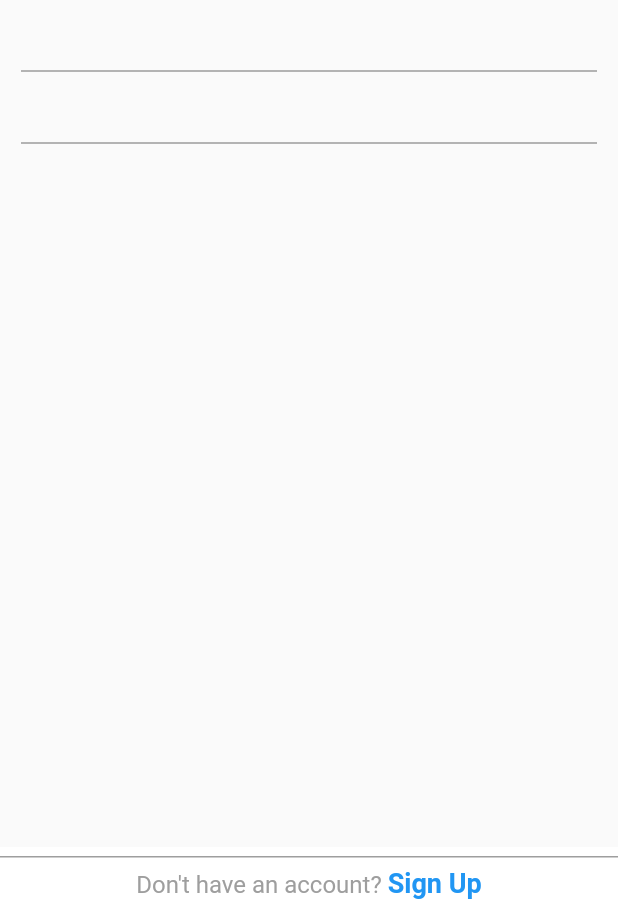
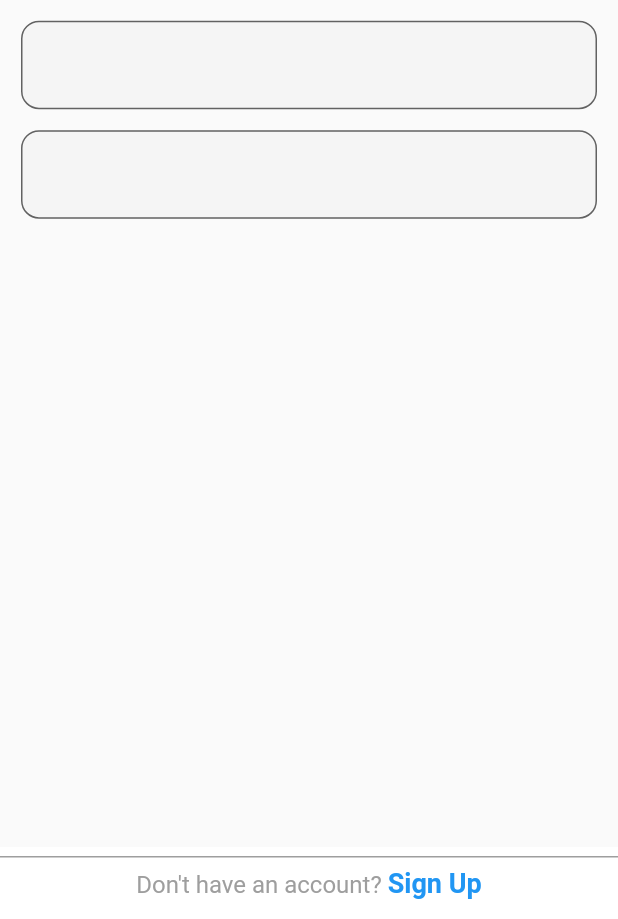
Before and after one commit to jimingoal/instagram, a Flutter app: the screen it shows after launch, on a phone screen of 412 x 824 dp, the part 317-1236 px from its top. Run offline on Flutter 3.47's test engine with Material 2 defaults, Android fonts, the phone set to English and light mode, and no system bars; our stand-ins replace cached_network_image.

Commit message:
패스워드 & 패스워드 확인 TextFormField추가

```diff
--- a/lib/widgets/sign_up_form.dart
+++ b/lib/widgets/sign_up_form.dart
@@ -11,10 +11,14 @@ class _SignUpFormState extends State<SignUpForm> {
   GlobalKey _formKey = GlobalKey();
 
   TextEditingController _emailController = TextEditingController();
+  TextEditingController _pwController = TextEditingController();
+  TextEditingController _cpwController = TextEditingController();
 
   @override
   void dispose() {
     _emailController.dispose();
+    _pwController.dispose();
+    _cpwController.dispose();
     super.dispose();
   }
 
@@ -54,8 +58,44 @@ class _SignUpFormState extends State<SignUpForm> {
                 }
               },
             ),
-            TextField(),
-            TextField(),
+            SizedBox(
+              height: common_gap,
+            ),
+            TextFormField(
+              controller: _pwController,
+              decoration: InputDecoration(
+                  filled: true,
+                  fillColor: Colors.grey[100],
+                  border: OutlineInputBorder(
+                      borderSide: BorderSide(color: Colors.grey[300]),
+                      borderRadius: BorderRadius.circular(common_s_gap))),
+              validator: (text) {
+                if (text.isNotEmpty && text.length >= 4) {
+                  return null;
+                } else {
+                  return '제대로 된 비밀를 입력해주세요.';
+                }
+              },
+            ),
+            SizedBox(
+              height: common_gap,
+            ),
+            TextFormField(
+              controller: _cpwController,
+              decoration: InputDecoration(
+                  filled: true,
+                  fillColor: Colors.grey[100],
+                  border: OutlineInputBorder(
+                      borderSide: BorderSide(color: Colors.grey[300]),
+                      borderRadius: BorderRadius.circular(common_s_gap))),
+              validator: (text) {
+                if (text.isNotEmpty && _pwController.text == text) {
+                  return null;
+                } else {
+                  return '입력된 값이 비밀번호와 일치하지 않습니다. 다시 입력해주세요.';
+                }
+              },
+            ),
           ],
         ),
       ),
```
